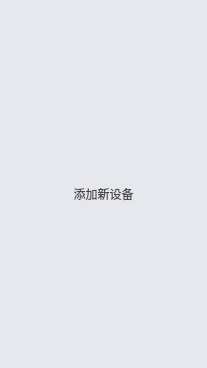
ZhouMei20220810/TEST, file phoneitemwidget.ui: the form before one commit.
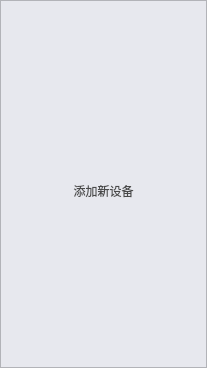
The form after the commit. Icons and pictures are not drawn.

Commit message: 添加设备背景显示ok,QComboBox按钮样式

```diff
--- a/phoneitemwidget.ui
+++ b/phoneitemwidget.ui
@@ -16,10 +16,46 @@
   <property name="styleSheet">
    <string notr="true">QWidget{background-color:#FFE7E8EE;}</string>
   </property>
+  <layout class="QHBoxLayout" name="horizontalLayout">
+   <property name="spacing">
+    <number>0</number>
+   </property>
+   <property name="leftMargin">
+    <number>0</number>
+   </property>
+   <property name="topMargin">
+    <number>0</number>
+   </property>
+   <property name="rightMargin">
+    <number>0</number>
+   </property>
+   <property name="bottomMargin">
+    <number>0</number>
+   </property>
+   <item>
+    <widget class="QFrame" name="frame">
+     <property name="styleSheet">
+      <string notr="true">QFrame{background-color:#FFE7E8EE;}</string>
+     </property>
+     <property name="frameShape">
+      <enum>QFrame::StyledPanel</enum>
+     </property>
+     <property name="frameShadow">
+      <enum>QFrame::Raised</enum>
+     </property>
   <layout class="QVBoxLayout" name="verticalLayout">
+      <property name="spacing">
+       <number>0</number>
+      </property>
+      <property name="leftMargin">
+       <number>0</number>
+      </property>
    <property name="topMargin">
     <number>148</number>
    </property>
+      <property name="rightMargin">
+       <number>0</number>
+      </property>
    <property name="bottomMargin">
     <number>148</number>
    </property>
@@ -60,6 +96,9 @@
      <property name="alignment">
       <set>Qt::AlignCenter</set>
      </property>
+       </widget>
+      </item>
+     </layout>
     </widget>
    </item>
   </layout>
```
Lines whose indentation alone changed are shown as unchanged. The commit also changes 3 other files.
